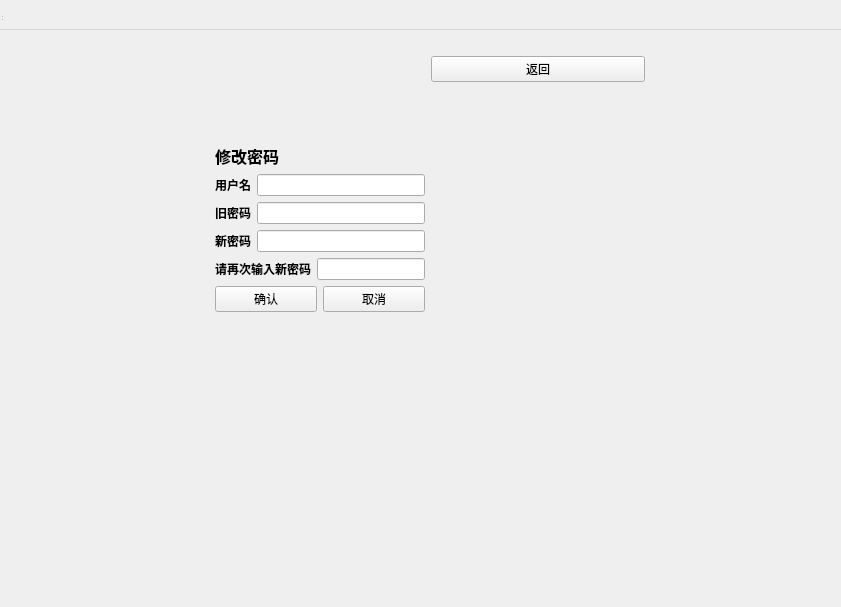
breadog/Course_selection_system, file changepassword.ui: the form before one commit.
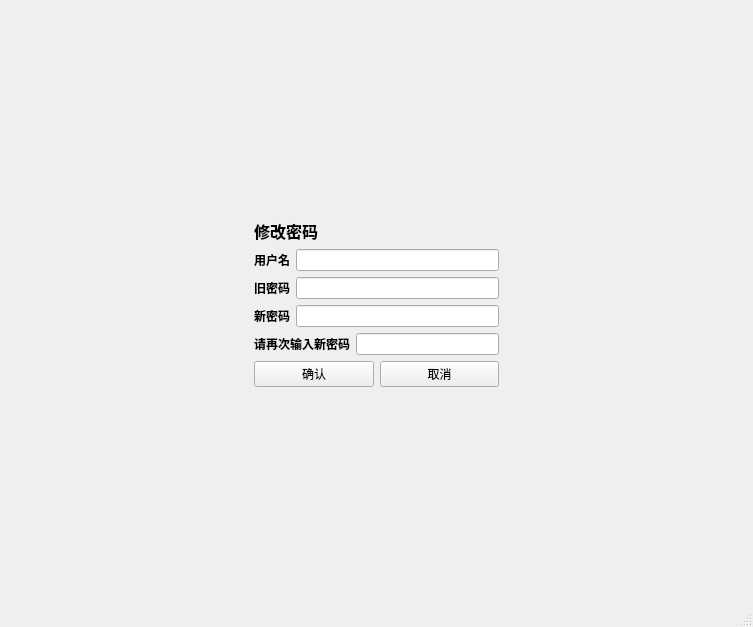
The form after the commit.

Diff of the .ui file:
```diff
--- a/changepassword.ui
+++ b/changepassword.ui
@@ -1,13 +1,13 @@
 <?xml version="1.0" encoding="UTF-8"?>
 <ui version="4.0">
  <class>ChangePassword</class>
- <widget class="QWidget" name="ChangePassword">
+ <widget class="QMainWindow" name="ChangePassword">
   <property name="geometry">
    <rect>
     <x>0</x>
     <y>0</y>
-    <width>841</width>
-    <height>607</height>
+    <width>753</width>
+    <height>627</height>
    </rect>
   </property>
   <property name="windowTitle">
@@ -15,6 +15,32 @@
   </property>
   <widget class="QWidget" name="centralwidget">
    <layout class="QGridLayout" name="gridLayout_2">
+    <item row="0" column="1">
+     <spacer name="verticalSpacer_2">
+      <property name="orientation">
+       <enum>Qt::Vertical</enum>
+      </property>
+      <property name="sizeHint" stdset="0">
+       <size>
+        <width>20</width>
+        <height>189</height>
+       </size>
+      </property>
+     </spacer>
+    </item>
+    <item row="1" column="0">
+     <spacer name="horizontalSpacer">
+      <property name="orientation">
+       <enum>Qt::Horizontal</enum>
+      </property>
+      <property name="sizeHint" stdset="0">
+       <size>
+        <width>237</width>
+        <height>20</height>
+       </size>
+      </property>
+     </spacer>
+    </item>
     <item row="1" column="1">
      <layout class="QVBoxLayout" name="verticalLayout_2">
       <item>
@@ -69,7 +95,6 @@
              <widget class="QLabel" name="label_6">
               <property name="font">
                <font>
-                <weight>75</weight>
                 <bold>true</bold>
                </font>
               </property>
@@ -114,27 +139,14 @@
       </item>
      </layout>
     </item>
-    <item row="0" column="1">
-     <spacer name="verticalSpacer_2">
-      <property name="orientation">
-       <enum>Qt::Vertical</enum>
-      </property>
-      <property name="sizeHint" stdset="0">
-       <size>
-        <width>20</width>
-        <height>138</height>
-       </size>
-      </property>
-     </spacer>
-    </item>
     <item row="1" column="2">
-     <spacer name="horizontalSpacer">
+     <spacer name="horizontalSpacer_2">
       <property name="orientation">
        <enum>Qt::Horizontal</enum>
       </property>
       <property name="sizeHint" stdset="0">
        <size>
-        <width>214</width>
+        <width>237</width>
         <height>20</height>
        </size>
       </property>
@@ -148,31 +160,11 @@
       <property name="sizeHint" stdset="0">
        <size>
         <width>20</width>
-        <height>138</height>
+        <height>188</height>
        </size>
       </property>
      </spacer>
     </item>
-    <item row="1" column="0">
-     <spacer name="horizontalSpacer_2">
-      <property name="orientation">
-       <enum>Qt::Horizontal</enum>
-      </property>
-      <property name="sizeHint" stdset="0">
-       <size>
-        <width>215</width>
-        <height>20</height>
-       </size>
-      </property>
-     </spacer>
-    </item>
-    <item row="0" column="2">
-     <widget class="QPushButton" name="pushButton_3">
-      <property name="text">
-       <string>返回</string>
-      </property>
-     </widget>
-    </item>
    </layout>
   </widget>
   <widget class="QMenuBar" name="menubar">
@@ -180,8 +172,8 @@
     <rect>
      <x>0</x>
      <y>0</y>
-     <width>841</width>
-     <height>30</height>
+     <width>753</width>
+     <height>21</height>
     </rect>
    </property>
   </widget>
```
Left out of the diff: 2 changed lines with no effect on the pictures.
